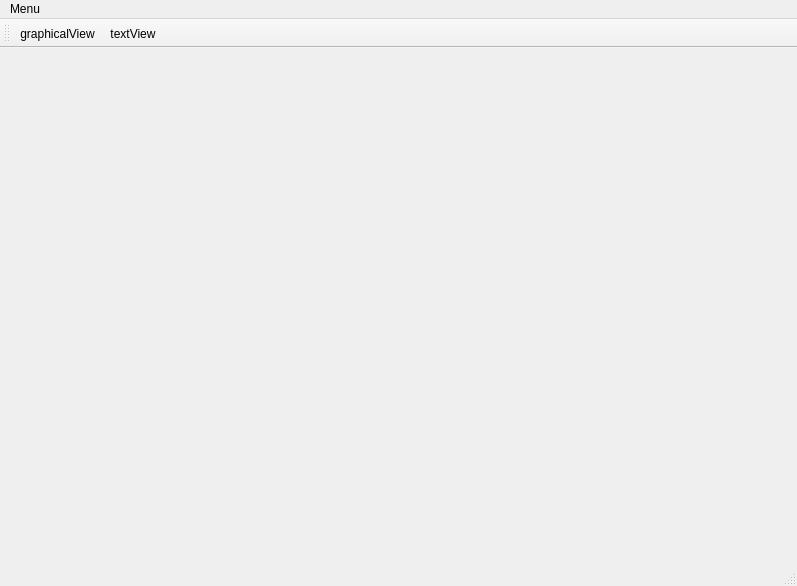
Before: the Qt Designer form mainwindow.ui in Stalpaard/MediaProcessingGame, drawn with Qt 5.
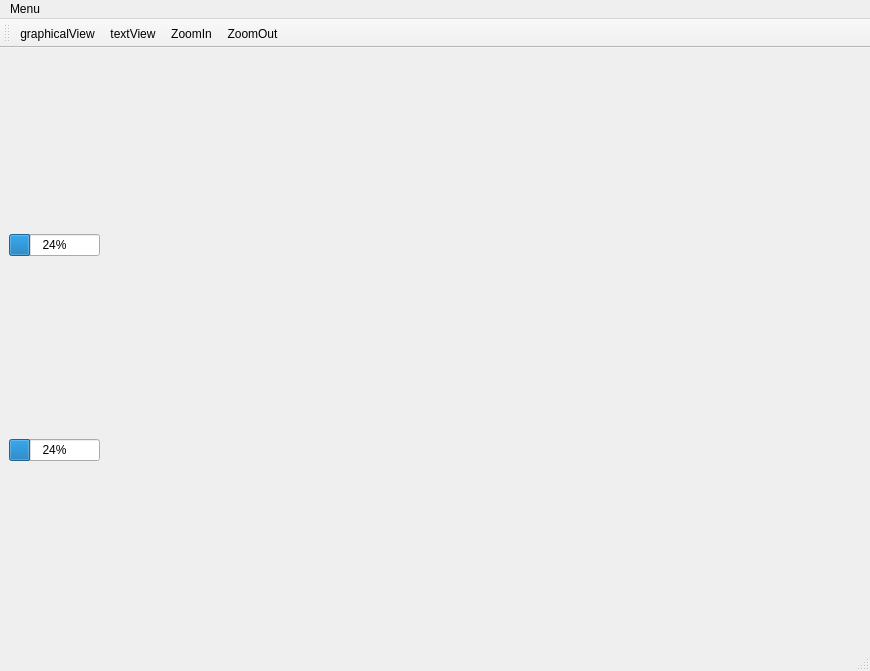
After: the same form once the commit is applied.

Commit message: Added functionality to grab 'window' out of 2D representation of world to check for entities in the vicinity (otherwise too slow with big data) / Fixed poison visual bug / Added visualization parameter to entities / Moved field-of-view and images to ModelWorld

```diff
--- a/mainwindow.ui
+++ b/mainwindow.ui
@@ -6,15 +6,63 @@
    <rect>
     <x>0</x>
     <y>0</y>
-    <width>797</width>
-    <height>586</height>
+    <width>870</width>
+    <height>671</height>
    </rect>
   </property>
   <property name="windowTitle">
    <string>MainWindow</string>
   </property>
   <widget class="QWidget" name="centralwidget">
-   <layout class="QHBoxLayout" name="horizontalLayout"/>
+   <layout class="QHBoxLayout" name="horizontalLayout">
+    <item>
+     <layout class="QHBoxLayout" name="mainLayout">
+      <item>
+       <layout class="QVBoxLayout" name="barLayout">
+        <property name="sizeConstraint">
+         <enum>QLayout::SetDefaultConstraint</enum>
+        </property>
+        <item>
+         <widget class="QProgressBar" name="healthBar">
+          <property name="sizePolicy">
+           <sizepolicy hsizetype="Maximum" vsizetype="Maximum">
+            <horstretch>0</horstretch>
+            <verstretch>0</verstretch>
+           </sizepolicy>
+          </property>
+          <property name="value">
+           <number>24</number>
+          </property>
+         </widget>
+        </item>
+        <item>
+         <widget class="QProgressBar" name="energyBar">
+          <property name="sizePolicy">
+           <sizepolicy hsizetype="Maximum" vsizetype="Maximum">
+            <horstretch>0</horstretch>
+            <verstretch>0</verstretch>
+           </sizepolicy>
+          </property>
+          <property name="value">
+           <number>24</number>
+          </property>
+         </widget>
+        </item>
+       </layout>
+      </item>
+      <item>
+       <widget class="QWidget" name="viewWidget" native="true">
+        <property name="sizePolicy">
+         <sizepolicy hsizetype="Expanding" vsizetype="Expanding">
+          <horstretch>0</horstretch>
+          <verstretch>0</verstretch>
+         </sizepolicy>
+        </property>
+       </widget>
+      </item>
+     </layout>
+    </item>
+   </layout>
   </widget>
   <widget class="QStatusBar" name="statusbar"/>
   <widget class="QMenuBar" name="menuBar">
@@ -22,7 +70,7 @@
     <rect>
      <x>0</x>
      <y>0</y>
-     <width>797</width>
+     <width>870</width>
      <height>22</height>
     </rect>
    </property>
@@ -47,6 +95,8 @@
    </attribute>
    <addaction name="actiongraphicalView"/>
    <addaction name="actiontextView"/>
+   <addaction name="actionZoomIn"/>
+   <addaction name="actionZoomOut"/>
   </widget>
   <action name="actionOpen_world">
    <property name="text">
@@ -68,6 +118,16 @@
     <string>textView</string>
    </property>
   </action>
+  <action name="actionZoomIn">
+   <property name="text">
+    <string>ZoomIn</string>
+   </property>
+  </action>
+  <action name="actionZoomOut">
+   <property name="text">
+    <string>ZoomOut</string>
+   </property>
+  </action>
  </widget>
  <resources/>
  <connections/>
```
The commit also changes 18 other files.
